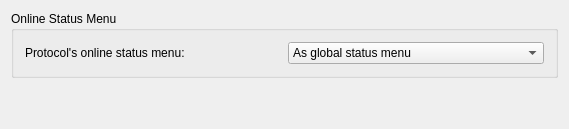
This is kopete/config/status/statusconfig_general.ui in KDE/kopete as Qt 5 draws it before an edit. The edited form follows.
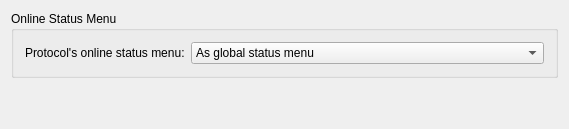
This is the edited form.

Commit message: use QFormLayouts where appropriate

The edit to the form file:
```diff
--- a/kopete/config/status/statusconfig_general.ui
+++ b/kopete/config/status/statusconfig_general.ui
@@ -10,13 +10,13 @@
     <height>129</height>
    </rect>
   </property>
-  <layout class="QVBoxLayout" >
+  <layout class="QVBoxLayout" name="verticalLayout" >
    <item>
     <widget class="QGroupBox" name="groupBox" >
      <property name="title" >
       <string>Online Status Menu</string>
      </property>
-     <layout class="QGridLayout" >
+     <layout class="QFormLayout" name="formLayout" >
       <item row="0" column="0" >
        <widget class="QLabel" name="label" >
         <property name="text" >
```
Left out of the diff: 3 changed lines with no effect on the pictures. The commit also changes 9 other files.
